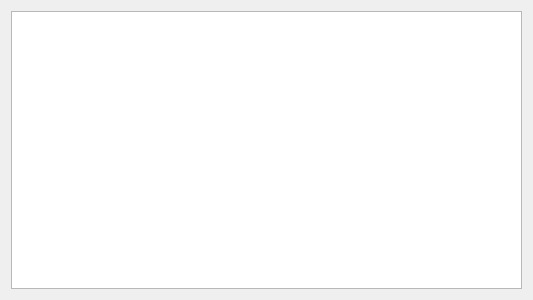
Qt form mainwidget.ui (karoyqiu/sslink) before a commit.
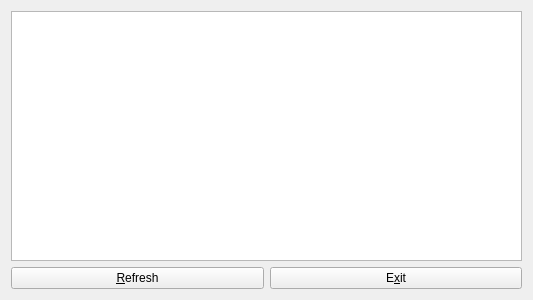
The same form after that commit. Icons and pictures are not drawn.

Commit message: Add refresh and exit buttons.

```diff
--- a/mainwidget.ui
+++ b/mainwidget.ui
@@ -25,6 +25,24 @@
      </property>
     </widget>
    </item>
+   <item>
+    <layout class="QHBoxLayout" name="horizontalLayout">
+     <item>
+      <widget class="QPushButton" name="buttonRefresh">
+       <property name="text">
+        <string>&amp;Refresh</string>
+       </property>
+      </widget>
+     </item>
+     <item>
+      <widget class="QPushButton" name="buttonExit">
+       <property name="text">
+        <string>E&amp;xit</string>
+       </property>
+      </widget>
+     </item>
+    </layout>
+   </item>
   </layout>
  </widget>
  <layoutdefault spacing="6" margin="11"/>
```
The commit also changes 3 other files.
